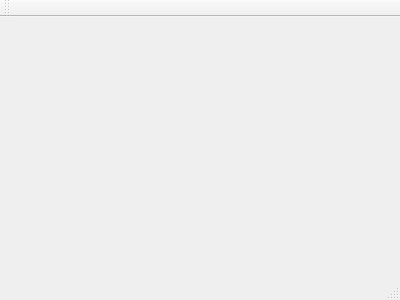
This is NIServer/mainwindow.ui in l3dlp/gesturesio-v0.x-archive as Qt 5 draws it before an edit. The edited form follows.
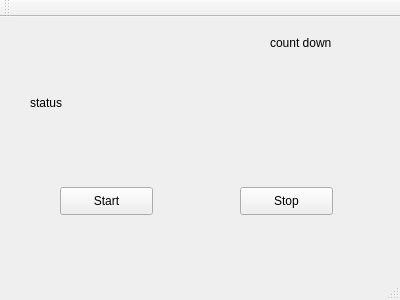
This is the edited form.

Commit message:
Basic Qt-based UI is working. TODO:
- offload the logic from UI thread to make sure the main window is always responsible.
- connect logger output to UI screen.

What changed in the file:
```diff
--- a/NIServer/mainwindow.ui
+++ b/NIServer/mainwindow.ui
@@ -12,13 +12,81 @@
   <property name="windowTitle" >
    <string>MainWindow</string>
   </property>
-  <widget class="QMenuBar" name="menuBar" />
-  <widget class="QToolBar" name="mainToolBar" />
-  <widget class="QWidget" name="centralWidget" />
-  <widget class="QStatusBar" name="statusBar" />
+  <widget class="QWidget" name="centralWidget">
+   <widget class="QPushButton" name="startBtn">
+    <property name="geometry">
+     <rect>
+      <x>60</x>
+      <y>170</y>
+      <width>93</width>
+      <height>28</height>
+     </rect>
+    </property>
+    <property name="text">
+     <string>Start</string>
+    </property>
+   </widget>
+   <widget class="QPushButton" name="stopBtn">
+    <property name="geometry">
+     <rect>
+      <x>240</x>
+      <y>170</y>
+      <width>93</width>
+      <height>28</height>
+     </rect>
+    </property>
+    <property name="text">
+     <string>Stop</string>
+    </property>
+   </widget>
+   <widget class="QLabel" name="countdownLabel">
+    <property name="geometry">
+     <rect>
+      <x>270</x>
+      <y>10</y>
+      <width>121</width>
+      <height>31</height>
+     </rect>
+    </property>
+    <property name="text">
+     <string>count down</string>
+    </property>
+   </widget>
+   <widget class="QLabel" name="statusLabel">
+    <property name="geometry">
+     <rect>
+      <x>30</x>
+      <y>70</y>
+      <width>351</width>
+      <height>31</height>
+     </rect>
+    </property>
+    <property name="text">
+     <string>status</string>
+    </property>
+   </widget>
+  </widget>
+  <widget class="QMenuBar" name="menuBar">
+   <property name="geometry">
+    <rect>
+     <x>0</x>
+     <y>0</y>
+     <width>400</width>
+     <height>26</height>
+    </rect>
+   </property>
+  </widget>
+  <widget class="QToolBar" name="mainToolBar">
+   <attribute name="toolBarArea">
+    <enum>TopToolBarArea</enum>
+   </attribute>
+   <attribute name="toolBarBreak">
+    <bool>false</bool>
+   </attribute>
+  </widget>
+  <widget class="QStatusBar" name="statusBar"/>
  </widget>
- <layoutDefault spacing="6" margin="11" />
- <pixmapfunction></pixmapfunction>
+ <layoutdefault spacing="6" margin="11"/>
  <resources/>
  <connections/>
 </ui>
```
Left out of the diff: 7 changed lines with no effect on the pictures. The commit also changes 5 other files.
